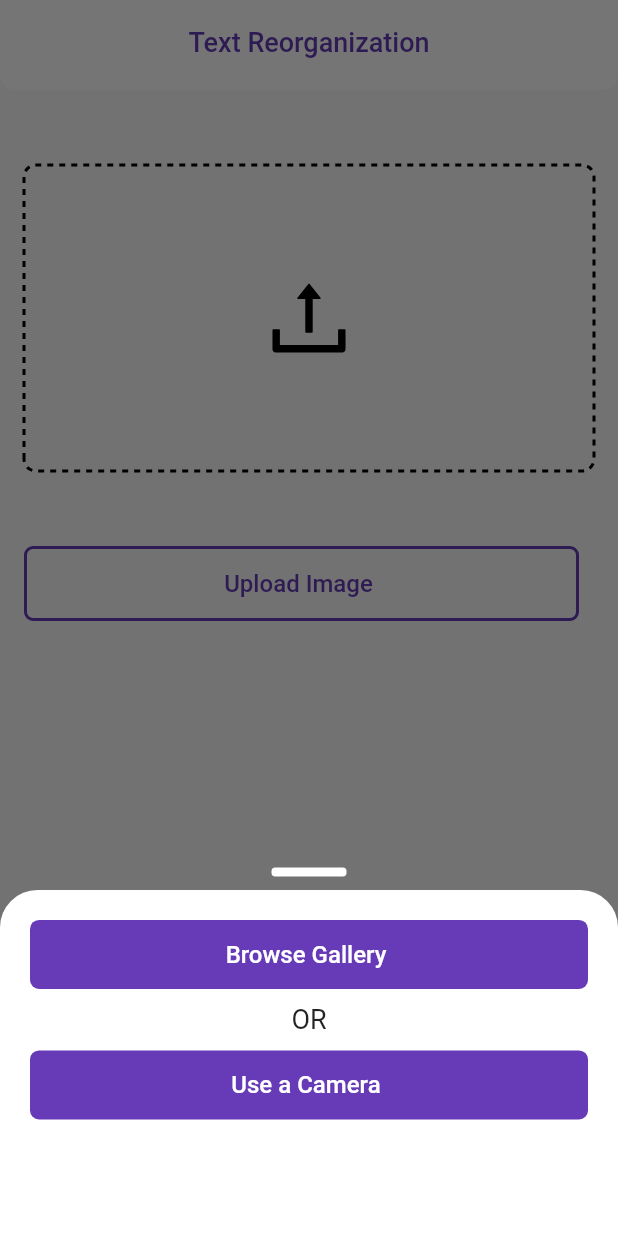
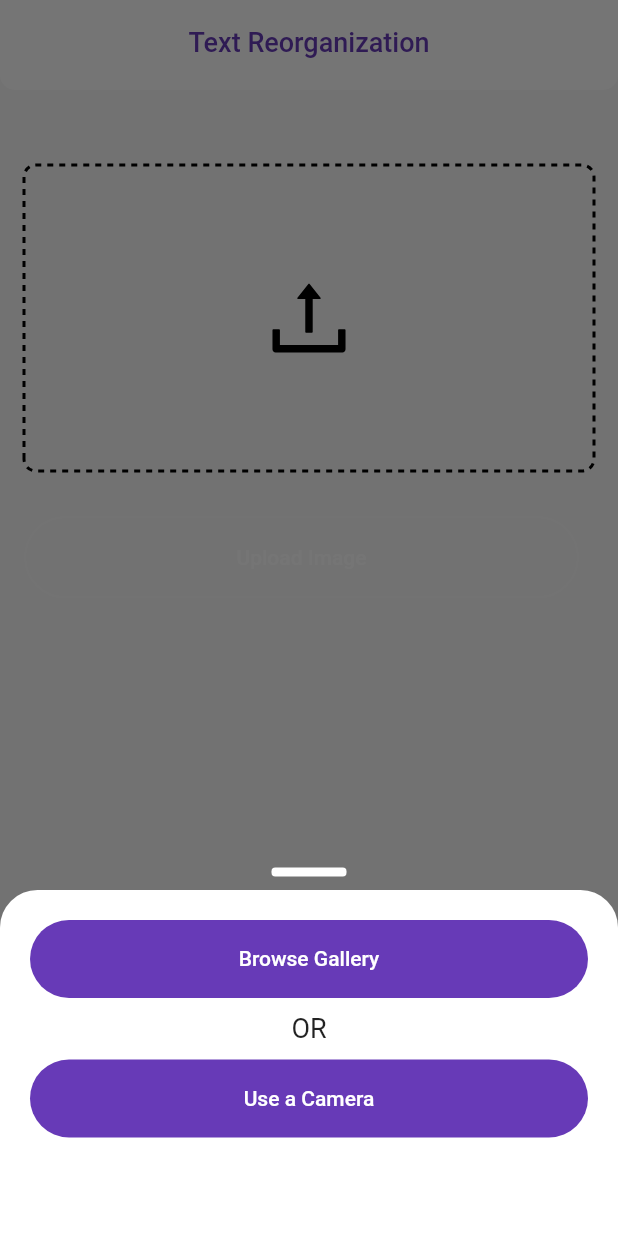
Before and after one commit to fahim165685/text_recognition, a Flutter app: the screen it shows after launch, after a tap on an icon or button, on a phone screen of 412 x 824 dp. Run offline on Flutter 3.47's test engine with Material 2 defaults, Android fonts, the phone set to English and light mode, and no system bars; drawn by our look-alikes of dotted_border; our stand-ins replace flutter_svg, flutter_tts, get, image_cropper, image_picker; missing offline and left inert: google_mlkit_text_recognition.

Commit message:
Transtralator Ui Make

```diff
--- /dev/null
+++ b/lib/app/core/values/app_string.dart
@@ -0,0 +1,6 @@
+class AppString {
+
+  static const String signIn= "Sign In";
+
+  static const String loremIpsumText= "Lorem Ipsum is simply dummy text of the printing and typesetting industry. Lorem Ipsum has been the industry's standard dummy text ever since the 1500s, when an unknown printer took a galley of type and scrambled it to make.";
+}
--- a/lib/app/global_widget/custom_app_bar.dart
+++ b/lib/app/global_widget/custom_app_bar.dart
@@ -23,10 +23,6 @@ class CustomAppBar extends StatelessWidget implements PreferredSizeWidget {
   Widget build(BuildContext context) {
     return AppBar(
       elevation: 0,
-      systemOverlayStyle:SystemUiOverlayStyle(
-        systemNavigationBarColor: AppColors.appColor.withOpacity(0.2),
-        statusBarColor: AppColors.white,
-      ) ,
       backgroundColor: AppColors.white,
       shape: const RoundedRectangleBorder(
           borderRadius: BorderRadius.only(
--- a/lib/app/global_widget/custom_button.dart
+++ b/lib/app/global_widget/custom_button.dart
@@ -1,4 +1,8 @@
 import 'package:flutter/material.dart';
+import 'package:get/get.dart';
+
+import '../core/values/app_colors.dart';
+import '../core/values/app_space.dart';
 
 //ignore: must_be_immutable
 class CustomButton extends StatelessWidget {
@@ -6,62 +10,78 @@ class CustomButton extends StatelessWidget {
     super.key,
     required this.onTap,
     required this.text,
+    this.textColor = Colors.white,
+    this.height = 52,
+    this.width = double.infinity,
+    this.borderRadius = 50,
+    this.showTextOnly = false,
+    this.fontSize = 14,
+    this.fontWeight = FontWeight.w500,
+    this.icon,
+    this.buttonColor,
     this.showBorderOnly = false,
-    this.borderColor = Colors.deepPurple,
-    this.buttonColor = Colors.deepPurple,
-    this.fontColor,
-    this.height = 46,
-    this.borderRadius=6,
-    this.borderWidth=2,
-    this.icon,
+    this.borderColor = Colors.white38,
+    this.textUnderline = false,
   });
 
   final VoidCallback? onTap;
   final String text;
+  final bool showTextOnly;
+  final Color textColor;
+  final Color? buttonColor;
+  final Color borderColor;
+  final double fontSize;
+  final FontWeight fontWeight;
+  final double height;
+  final double width;
+  final double borderRadius;
   final bool showBorderOnly;
-  final Color borderColor;
-  final Color buttonColor;
-  final Color? fontColor;
-  final double height;
-  final double borderRadius;
-  final double borderWidth;
+  final bool textUnderline;
   Widget? icon;
 
   @override
   Widget build(BuildContext context) {
     return Container(
       decoration: BoxDecoration(
-        color: showBorderOnly==false? buttonColor:null,
+        border: (showBorderOnly == false)
+            ? null
+            : Border.all(
+            color: borderColor,
+            width: 1.5,
+            strokeAlign: BorderSide.strokeAlignInside),
+        color: (showBorderOnly == false) ?  (showTextOnly == false)? (buttonColor == null) ? AppColors.appColor : buttonColor :null : null,
         borderRadius: BorderRadius.circular(borderRadius),
-        border:showBorderOnly==true? Border.all(color: borderColor,width: borderWidth,strokeAlign:BorderSide.strokeAlignInside ):null,
       ),
       child: Material(
         color: Colors.transparent,
-        child:  InkWell(
+        child: InkWell(
           onTap: onTap,
           borderRadius: BorderRadius.circular(borderRadius),
-          child:  SizedBox(
-            width: double.infinity,
+          child: SizedBox(
+            width: width,
             height: height,
+            child: Padding(
+              padding: const EdgeInsets.symmetric(horizontal: 8),
               child: Row(
                 mainAxisAlignment: MainAxisAlignment.center,
                 children: [
-                const SizedBox(width: 4,),
-                SizedBox(child: icon,),
-                if((icon == null)==false)
-                  const SizedBox(width: 6,),
-                if(text.isEmpty==false)
+                  SizedBox(
+                    child: icon,
+                  ),
+                  if ((icon == null) == false) AppSpace.spaceW6,
+                  if (text.isEmpty == false)
                     Flexible(
                       child: FittedBox(
-                    child: Text(text,style: TextStyle(
-                      color:(fontColor==null)?showBorderOnly==true?Colors.deepPurple:Colors.white:fontColor,
-                      fontSize: 16,
-                      fontWeight: FontWeight.w500,
-                    ),),
+                        child: Text(text,
+                            style: Get.textTheme.titleLarge!.copyWith(
+                                decoration:textUnderline ? TextDecoration.underline : null,
+                                color: textColor,
+                                fontSize: fontSize,
+                                fontWeight: fontWeight)),
                       ),
                     ),
-                const SizedBox(width: 8,)
                 ],
+              ),
             ),
           ),
         ),
--- a/lib/app/modules/home/views/home_view.dart
+++ b/lib/app/modules/home/views/home_view.dart
@@ -20,28 +20,12 @@ class HomeView extends GetView<HomeController> {
         return Scaffold(
             appBar: const CustomAppBar(title: "Text Reorganization",),
             body: HomeBody(homeController: homeController,),
-            floatingActionButton: InkWell(
-              onTap: (){
-                showDialog(context: context,
-                  barrierDismissible: false,
-                  builder: (context) => WillPopScope(
-                    onWillPop: () async {
-                      return false;
-                    },
-                    child: Dialog(
-                    elevation: 0,
-                    backgroundColor: Colors.transparent,
-                    child: CircularProgressIndicator(),
-
-                ),
-                  ),);
-              },
-              borderRadius: BorderRadius.circular(50),
-              child: CircleAvatar(
-                radius:30,
-                backgroundColor: Colors.deepPurpleAccent.shade100.withOpacity(0.2),
-                child: const Icon(Icons.history,color: AppColors.appColor,size: 40,),
-              ),
+            floatingActionButton: FloatingActionButton(
+              onPressed: () {},
+              elevation: 0,
+              shape: RoundedRectangleBorder(borderRadius: BorderRadius.circular(50)),
+              backgroundColor: Color(0xFFD7C9FF),
+              child: Icon(Icons.refresh,color: AppColors.appColor,size: 40,),
             ),
           bottomNavigationBar:Padding(
             padding: const EdgeInsets.symmetric(horizontal: 16),
@@ -72,15 +56,14 @@ class HomeBody extends StatelessWidget {
             AppSpace.spaceH30,
             ImageField(controller: homeController),
             AppSpace.spaceH30,
-
-            Dropdown(controller: homeController,),
-            AppSpace.spaceH20,
+            /*Dropdown(controller: homeController,),
+            AppSpace.spaceH20,*/
             //Button
             UploadOrScanButton(controller: homeController,),
 
             AppSpace.spaceH20,
             //Output
-            ScanResult(controller: homeController),
+            ScanResult(homeController: homeController),
             AppSpace.spaceH16,
             //Icon Button
             AppSpace.spaceH44
--- a/lib/app/modules/home/views/local_widget/dropdown.dart
+++ b/lib/app/modules/home/views/local_widget/dropdown.dart
@@ -22,6 +22,7 @@ class Dropdown extends StatelessWidget {
         value: controller.selectedScript,
         onChanged: (value) {
           controller.selectedScript = value as TextRecognitionScript;
+
         },
         hintText: "Select language Script",
         helperText: "Select language",
--- a/lib/app/modules/home/views/local_widget/scan_result.dart
+++ b/lib/app/modules/home/views/local_widget/scan_result.dart
@@ -8,15 +8,15 @@ import '../../controllers/home_controller.dart';
 class ScanResult extends StatelessWidget {
   const ScanResult({
     super.key,
-    required this.controller,
+    required this.homeController,
   });
 
-  final HomeController controller;
+  final HomeController homeController;
 
   @override
   Widget build(BuildContext context) {
     return  Visibility(
-      visible: controller.textController.text.isNotEmpty,
+      visible: homeController.textController.text.isNotEmpty,
       child: Column(
         crossAxisAlignment: CrossAxisAlignment.start,
         children: [
@@ -38,15 +38,16 @@ class ScanResult extends StatelessWidget {
                 child: Stack(
                   children: [
                     TextField(
-                      scrollPhysics: controller.onEdit? const NeverScrollableScrollPhysics(): const BouncingScrollPhysics(),
-                      readOnly: controller.onEdit,
+                      scrollPhysics: homeController.onEdit? const NeverScrollableScrollPhysics(): const BouncingScrollPhysics(),
+                      readOnly: homeController.onEdit,
                       style:  TextStyle(
-                        fontWeight:controller.onEdit? FontWeight.w400: FontWeight.w500,
-                        color: controller.onEdit? AppColors.grey600 : AppColors.black,
+                        fontWeight:homeController.onEdit? FontWeight.w400: FontWeight.w500,
+                        color: homeController.onEdit? AppColors.grey600 : AppColors.black,
                         fontSize: 18,),
+                      onEditingComplete: () =>homeController.toggleEditText(),
                       textAlign: TextAlign.center,
-                      controller: controller.textController,
-                      maxLines: controller.totalLine,
+                      controller: homeController.textController,
+                      maxLines: homeController.totalLine,
                       textInputAction: TextInputAction.done,
                       decoration: const InputDecoration(
                           border: InputBorder.none,
@@ -57,19 +58,24 @@ class ScanResult extends StatelessWidget {
                           focusedErrorBorder: InputBorder.none
                       ),
                     ),
-                    Positioned(
-                        bottom: 0,
+                    Visibility(
+                      visible: homeController.onEdit,
+                        child: Positioned(
+                        top:0 ,
                         right: 0,
+                        child: InkWell(
+                          borderRadius: BorderRadius.circular(8),
+                          onTap: (){homeController.textToSpeech();},
                           child: DottedBorder(
                             color: Colors.deepPurpleAccent,
                             radius: const Radius.circular(8),
                             padding: const EdgeInsets.all(5),
                             borderType: BorderType.RRect,
                             dashPattern: const [4, 4],
-                    child: InkWell(
-                      onTap: (){},
-                        child: Icon(Icons.spatial_audio)),
-                    ))
+                            child: Icon(Icons.volume_up,color: homeController.isSpeak?  const Color(0xFF696969):const Color(0xFFC0C0C0) ,),
+                          ),
+                        )))
+
                   ],
                 )),
           ),
--- a/lib/app/modules/home/views/local_widget/upload_or_scan_button.dart
+++ b/lib/app/modules/home/views/local_widget/upload_or_scan_button.dart
@@ -27,15 +27,14 @@ class UploadOrScanButton extends StatelessWidget {
         const SizedBox(
           width: 10,
         ),
-        if ((controller.imageFile == null) == false)
+        if ((controller.imageFile != null))
           Expanded(
               child: CustomButton(
                   text: "Convert To Text",
                   onTap: (controller.isLoading)
                       ? null
                       : () {
-                    final InputImage inputImage = InputImage.fromFilePath(
-                        controller.imageFile!.path);
+                    final InputImage inputImage = InputImage.fromFilePath(controller.imageFile!.path);
                     controller.processImage(inputImage);
                   }))
       ],
--- a/lib/app/routes/app_routes.dart
+++ b/lib/app/routes/app_routes.dart
@@ -4,10 +4,11 @@ part of 'app_pages.dart';
 abstract class Routes {
   Routes._();
   static const HOME = _Paths.HOME;
-
+  static const TRANSLATE = _Paths.TRANSLATE;
 }
 
 abstract class _Paths {
   _Paths._();
   static const HOME = '/home';
+  static const TRANSLATE = '/translate';
 }
--- a/lib/main.dart
+++ b/lib/main.dart
@@ -1,4 +1,5 @@
 import 'package:flutter/material.dart';
+import 'package:flutter/services.dart';
 
 import 'package:get/get.dart';
 
@@ -6,6 +7,9 @@ import 'app/core/theme/app_theme.dart';
 import 'app/routes/app_pages.dart';
 
 void main() {
+  WidgetsFlutterBinding.ensureInitialized();
+  SystemChrome.setSystemUIOverlayStyle(const SystemUiOverlayStyle(statusBarBrightness: Brightness.dark,statusBarColor: Colors.white));
+
   runApp(
     GetMaterialApp(
       debugShowCheckedModeBanner: false,
```
Also changed, not shown: lib/app/core/theme/app_theme.dart (+0 -7 lines), lib/app/core/values/app_distends.dart (added, +61 -0 lines), lib/app/helper/app_helper.dart (added, +152 -0 lines), lib/app/modules/home/controllers/home_controller.dart (+40 -11 lines), lib/app/modules/home/views/local_widget/home_bottom_button.dart (+8 -2 lines), lib/app/modules/translate/bindings/translate_binding.dart (added, +12 -0 lines), lib/app/modules/translate/controllers/translate_controller.dart (added, +23 -0 lines), lib/app/modules/translate/views/translate_view.dart (added, +158 -0 lines), lib/app/routes/app_pages.dart (+7 -0 lines), pubspec.yaml (+9 -8 lines), pubspec.lock, 7 other files. Lines whose indentation alone changed are shown as unchanged.
